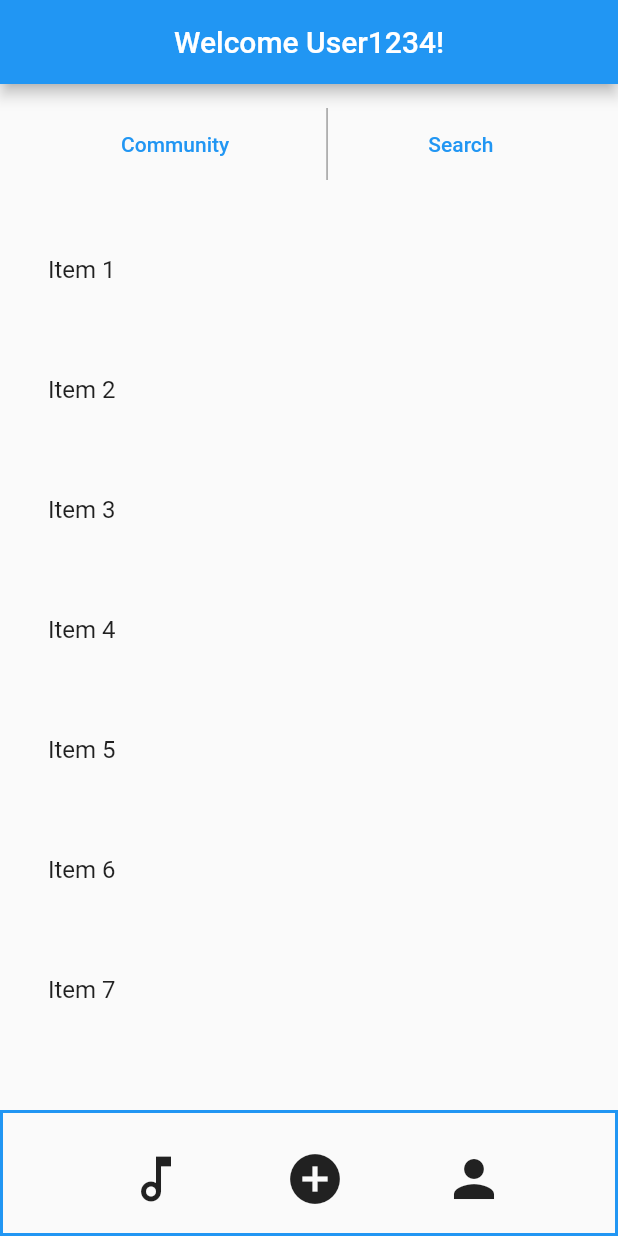
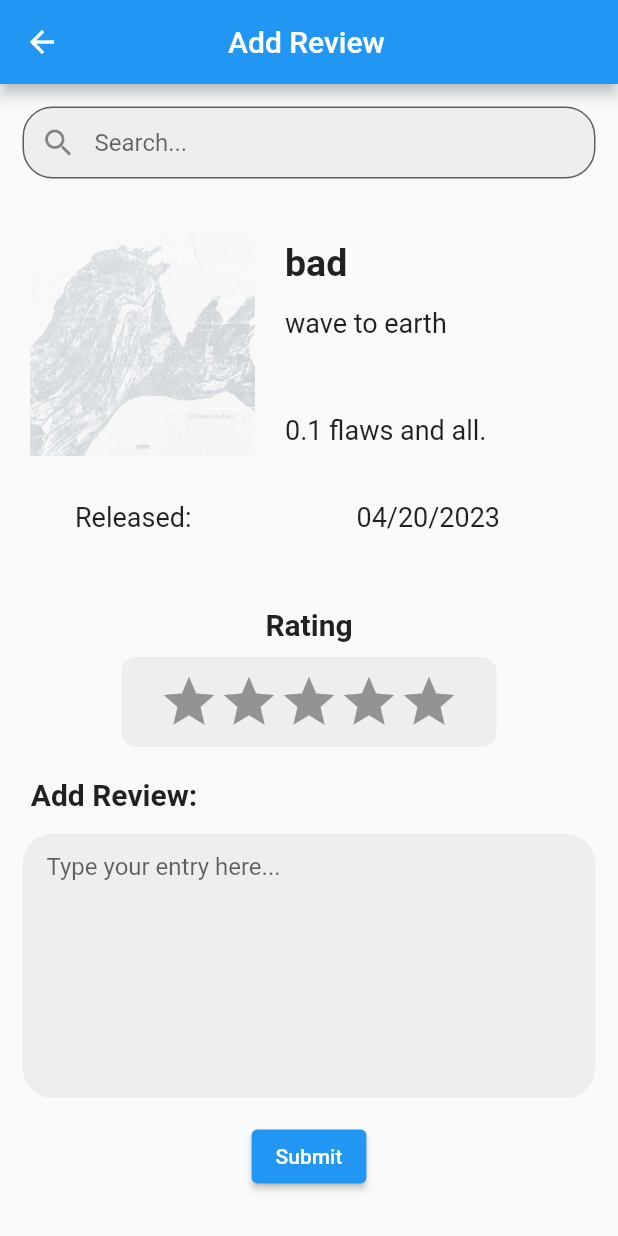
Before and after one commit to klpham137/AndroidApp_SLP23, a Flutter app: the screen it shows after launch, after a tap on the "add circle" icon, on a phone screen of 412 x 824 dp. Run offline on Flutter 3.47's test engine with Material 2 defaults, Android fonts, the phone set to English and light mode, and no system bars; drawn by our look-alikes of flutter_rating_bar.

Commit message:
created Add Review page (need to handle pixel overflow when user types review)

```diff
--- /dev/null
+++ b/lib/AddReview.dart
@@ -0,0 +1,171 @@
+import 'package:flutter/material.dart';
+import 'package:flutter_rating_bar/flutter_rating_bar.dart';
+
+class AddReview extends StatelessWidget {
+  @override
+  Widget build(BuildContext context) {
+    return Scaffold(
+      appBar: AppBar(
+        title: Padding(
+          padding: EdgeInsets.only(left: 80.0),
+          child: Text("Add Review"),
+        ),
+      ),
+      body: Center(
+        child: Column(
+          children: <Widget>[
+            Container(
+              margin: EdgeInsets.all(15.0),
+              child: TextField(
+                decoration: InputDecoration(
+                  hintText: 'Search...',
+                  prefixIcon: Icon(Icons.search),
+                  filled: true,
+                  fillColor: Colors.grey[200],
+                  contentPadding: EdgeInsets.all(12.0), // Padding inside the input field
+                  border: OutlineInputBorder(
+                    borderRadius: BorderRadius.circular(20.0),
+                  ),
+                ),
+                onSubmitted: (String value) {
+                  // make it search for the string through the database
+                  print('Search query: $value');
+                },
+              ),
+            ),
+            Row(
+              //need to load all this information from database later on, for now these are placeholders
+              children: [
+                Container(
+                  margin:EdgeInsets.all(20.0),
+                  width: 150.0,
+                  height: 150.0,
+                  color: Colors.blue, // Example background color
+                  child: Center(
+                    child: Image.asset('assets/FlawsAndAll.jpg'), // song album cover here
+                  ),
+                ),
+                Column(
+                  crossAxisAlignment: CrossAxisAlignment.start,
+                  children: const [
+                    Text('bad', // song title here
+                      style: TextStyle(
+                        fontSize: 25.0,
+                        fontWeight: FontWeight.bold,
+                      ),
+                    ),
+                    SizedBox(height: 15.0),
+                    Text('wave to earth', // artist name here
+                      style: TextStyle(
+                        fontSize: 18.0,
+                        fontWeight: FontWeight.normal,
+                      ),
+                    ),
+                    SizedBox(height: 50.0),
+                    Text('0.1 flaws and all.', // album name here
+                      style: TextStyle(
+                        fontSize: 18.0,
+                        fontWeight: FontWeight.normal,
+                      ),
+                    ),
+                  ],
+                ),
+              ],
+            ),
+            Row(
+              children: [
+                Container(
+                  margin:EdgeInsets.only(left: 50.0, right: 100, top: 10, bottom: 10),
+                  child: Center(
+                    child:  Text('Released:',
+                      style: TextStyle(
+                        fontSize: 18.0,
+                        fontWeight: FontWeight.normal,
+                      ),
+                    ),
+                  ),
+                ),
+                //
+                // SizedBox( width: 30),
+                Container(
+                  margin:EdgeInsets.all(10.0),
+                  child: Center(
+                    child:  Text('04/20/2023', // album release date here
+                      style: TextStyle(
+                        fontSize: 18.0,
+                        fontWeight: FontWeight.normal,
+                      ),
+                    ),
+                  ),
+                ),
+              ],
+            ),
+            SizedBox(height: 40),
+            const Text('Rating',
+              style: TextStyle(
+                fontSize: 20.0,
+                fontWeight: FontWeight.bold,
+              ),
+            ),
+            SizedBox(height: 10),
+            Container(
+              padding: EdgeInsets.only(top: 10.0, bottom: 10.0, left: 25, right: 25),
+              decoration: BoxDecoration(
+                color: Colors.grey[200],
+                borderRadius: BorderRadius.circular(10.0),
+              ),
+              child: RatingBar.builder(
+                initialRating: 0,
+                itemCount: 5,
+                allowHalfRating: true,
+                itemBuilder: (context, _) => Icon(
+                  Icons.star,
+                  color: Colors.amber,
+                ),
+                onRatingUpdate: (value) {
+                  print('Rated $value stars');
+                },
+              ),
+            ),
+            SizedBox(height: 20),
+            Container(
+              padding: EdgeInsets.only(right: 260), // Adjust the left padding
+              child: const Text('Add Review:',
+                style: TextStyle(
+                  fontSize: 20.0,
+                  fontWeight: FontWeight.bold,
+                ),
+                textAlign: TextAlign.left,
+              ),
+            ),
+            Container(
+              margin: EdgeInsets.all(15.0),
+              padding: EdgeInsets.symmetric(horizontal: 16.0),
+              decoration: BoxDecoration(
+                color: Colors.grey[200],
+                borderRadius: BorderRadius.circular(20.0),
+              ),
+              child: TextField(
+                decoration: InputDecoration(
+                  hintText: 'Type your entry here...',
+                  border: InputBorder.none,
+                ),
+                maxLines: 8,
+                onChanged: (String value) {
+                  // Handle the text input
+                  print('User Entry: $value');
+                },
+              ),
+            ),
+            ElevatedButton(
+              onPressed: () {
+                // Navigates back to profile page with the updated review
+              },
+              child: const Text("Submit"),
+            )
+          ],
+        ),
+      ),
+    );
+  }
+}
--- a/lib/main.dart
+++ b/lib/main.dart
@@ -1,4 +1,6 @@
 import 'package:flutter/material.dart';
+
+import 'AddReview.dart';
 
 void main() {
   runApp(const MyApp());
@@ -169,6 +171,10 @@ class _MyHomePageState extends State<MyHomePage> {
                   IconButton(
                     onPressed: () {
                       // Navigates to add review page
+                      Navigator.push(
+                        context,
+                        MaterialPageRoute(builder: (context) => AddReview()),
+                      );
                     },
                     icon: Icon(
                         Icons.add_circle,
```
Also changed, not shown: pubspec.yaml (+5 -5 lines), assets/FlawsAndAll.jpg (added), pubspec.lock.
